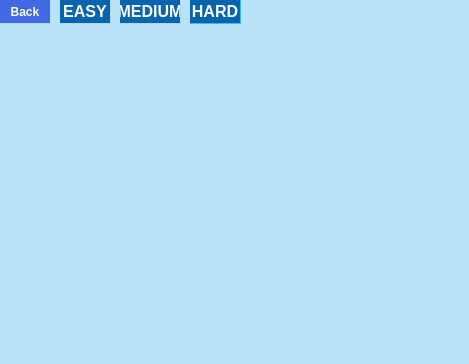
This is sec_window.ui in CREVIOS/minesweeper as Qt 5 draws it before an edit. The edited form follows.
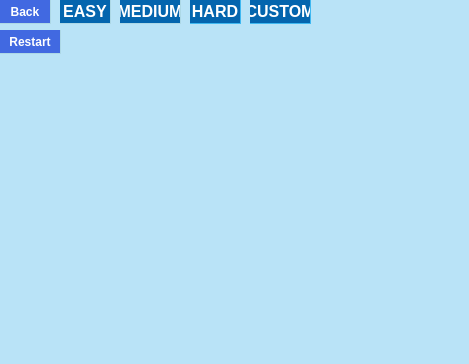
This is the edited form.

Commit message:
custom level
banano hoise

The edit to the form file:
```diff
--- a/sec_window.ui
+++ b/sec_window.ui
@@ -203,6 +203,97 @@
     <string>MEDIUM</string>
    </property>
   </widget>
+  <widget class="QPushButton" name="Restart_Button">
+   <property name="geometry">
+    <rect>
+     <x>0</x>
+     <y>30</y>
+     <width>61</width>
+     <height>24</height>
+    </rect>
+   </property>
+   <property name="font">
+    <font>
+     <family>Arial</family>
+     <bold>true</bold>
+    </font>
+   </property>
+   <property name="styleSheet">
+    <string notr="true">QPushButton{ 
+border-radius: 15px;
+border-right: 1px solid #ADD8E6;
+border-bottom: 1px solid #ADD8E6;
+}
+QPushButton:enabled{
+background-color: #4169e1;
+color: white;
+}
+QPushButton:pressed{
+background-color: #000080;
+color: white;
+}
+QPushButton:hover:!pressed{
+background-color: #4169e1;
+color: white;
+}
+QPushButton:disabled{
+background-color: #87CEEB;
+color: #000000;
+}
+
+
+</string>
+   </property>
+   <property name="text">
+    <string>Restart</string>
+   </property>
+  </widget>
+  <widget class="QPushButton" name="Button_Custom">
+   <property name="geometry">
+    <rect>
+     <x>250</x>
+     <y>0</y>
+     <width>61</width>
+     <height>24</height>
+    </rect>
+   </property>
+   <property name="font">
+    <font>
+     <family>Arial</family>
+     <pointsize>12</pointsize>
+     <bold>true</bold>
+    </font>
+   </property>
+   <property name="styleSheet">
+    <string notr="true">QPushButton{ 
+border-radius: 15px;
+border-right: 1px solid #3fb8f1;
+border-bottom: 1px solid #3fb8f1;
+}
+QPushButton:enabled{
+background-color: #0465ae;
+color: white;
+}
+QPushButton:pressed{
+background-color: #000080;
+color: white;
+}
+QPushButton:hover:!pressed{
+background-color:#0465ae;
+color: white;
+}
+QPushButton:disabled{
+background-color: #87CEEB;
+color: #000000;
+}
+
+
+</string>
+   </property>
+   <property name="text">
+    <string>CUSTOM</string>
+   </property>
+  </widget>
  </widget>
  <resources/>
  <connections/>
```
The commit also changes 17 other files.
